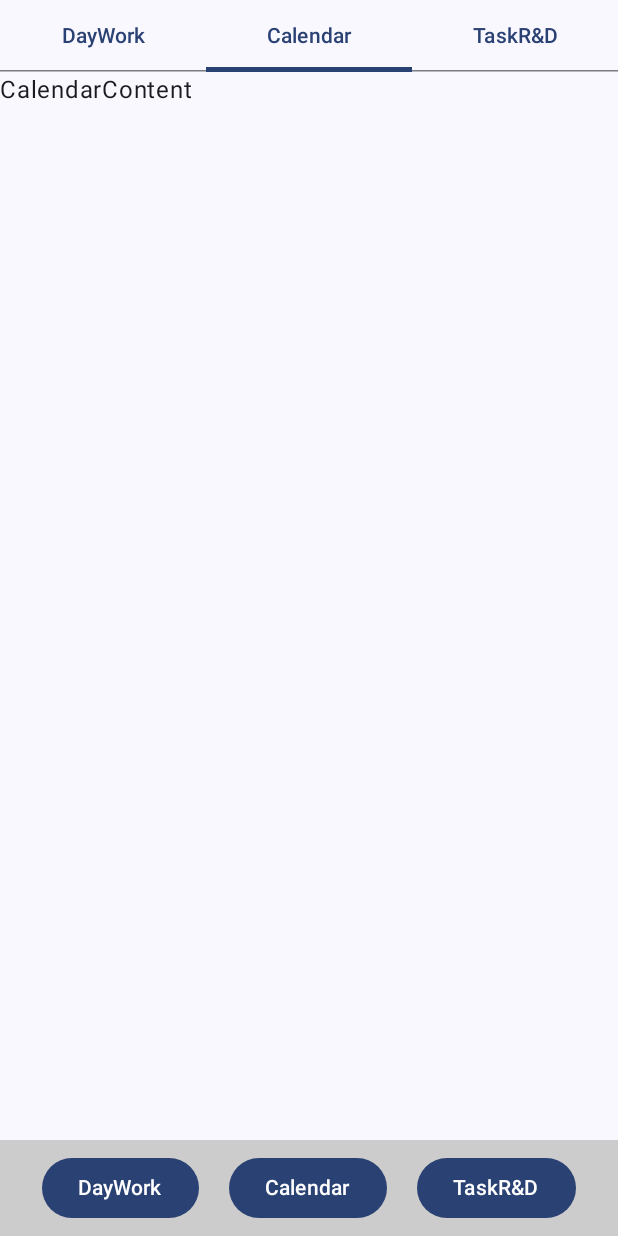
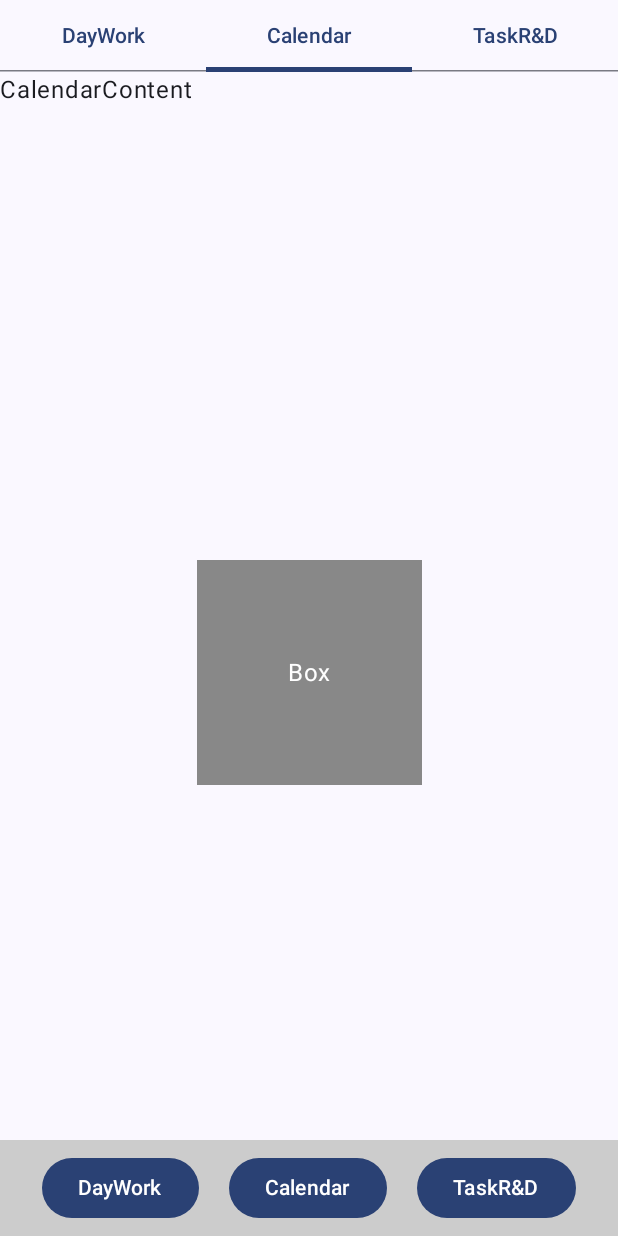
Before and after one commit to taxy47/buildYourLife, an Android app built with Jetpack Compose: the screen it shows after launch (MainActivity), tab 2 chosen, on a phone screen of 412 x 824 dp. Run offline under Robolectric (Android 15) with nearby library versions, the phone set to English and light mode, and no system bars.

Commit message:
[feature]: tabs change using bottomBar

```diff
--- a/app/src/main/java/com/example/buildyourself/MainActivity.kt
+++ b/app/src/main/java/com/example/buildyourself/MainActivity.kt
@@ -4,16 +4,22 @@ import android.os.Bundle
 import androidx.activity.ComponentActivity
 import androidx.activity.compose.setContent
 import androidx.activity.enableEdgeToEdge
+import androidx.compose.animation.core.animateFloatAsState
 import androidx.compose.foundation.background
+import androidx.compose.foundation.gestures.detectDragGestures
+import androidx.compose.foundation.gestures.detectTapGestures
 import androidx.compose.foundation.layout.Arrangement
 import androidx.compose.foundation.layout.Box
 import androidx.compose.foundation.layout.Column
 import androidx.compose.foundation.layout.Row
+import androidx.compose.foundation.layout.WindowInsets
+import androidx.compose.foundation.layout.asPaddingValues
 import androidx.compose.foundation.layout.fillMaxSize
 import androidx.compose.foundation.layout.fillMaxWidth
 import androidx.compose.foundation.layout.offset
 import androidx.compose.foundation.layout.padding
 import androidx.compose.foundation.layout.size
+import androidx.compose.foundation.layout.statusBars
 import androidx.compose.foundation.lazy.LazyColumn
 import androidx.compose.material3.Button
 import androidx.compose.material3.Scaffold
@@ -22,14 +28,23 @@ import androidx.compose.material3.TabRow
 import androidx.compose.material3.Text
 import androidx.compose.runtime.Composable
 import androidx.compose.runtime.getValue
+import androidx.compose.runtime.mutableFloatStateOf
 import androidx.compose.runtime.mutableIntStateOf
+import androidx.compose.runtime.mutableStateOf
 import androidx.compose.runtime.remember
 import androidx.compose.runtime.setValue
+import androidx.compose.ui.Alignment
 import androidx.compose.ui.Modifier
+import androidx.compose.ui.draw.scale
 import androidx.compose.ui.graphics.Color
+import androidx.compose.ui.input.pointer.pointerInput
 import androidx.compose.ui.tooling.preview.Preview
+import androidx.compose.ui.unit.IntOffset
 import androidx.compose.ui.unit.dp
 import com.example.buildyourself.ui.theme.BuildYourselfTheme
+import kotlinx.coroutines.selects.select
+import kotlin.math.roundToInt
+import kotlin.random.Random
 
 class MainActivity : ComponentActivity() {
     override fun onCreate(savedInstanceState: Bundle?) {
@@ -37,15 +52,21 @@ class MainActivity : ComponentActivity() {
         enableEdgeToEdge()
         setContent {
             BuildYourselfTheme {
+                var selectedTab by remember { mutableIntStateOf(0) }
                 Scaffold(
                     modifier = Modifier.fillMaxSize(),
-                    bottomBar = { BottomBar() }
+                    bottomBar = { BottomBar(
+                        selectedTab = selectedTab,
+                        onTabSelected = { selectedTab = it}
+                    ) }
                 ) { innerPadding ->
                     Box(modifier = Modifier.padding(innerPadding)) {
-                        TabScreen()
+
                     }
-                    val x = innerPadding
-//                    InnerContent()
+                    TabScreen(
+                        selectedTab = selectedTab,
+                        onTabSelected = { selectedTab = it }
+                    )
                 }
             }
         }
@@ -54,7 +75,18 @@ class MainActivity : ComponentActivity() {
 
 @Composable
 fun InnerContent() {
-    ScrollingContent()
+//    var selectedTab by remember { mutableIntStateOf(0) }
+//    Column {
+//        TabScreen(
+//            selectedTab = selectedTab,
+//            onTabSelected = { selectedTab = it }
+//        )
+//
+//        Button(onClick = { selectedTab = 1 }) {
+//            Text("跳转到 TaskR&D")
+//        }
+//    }
+//    ScrollingContent()
 }
 
 @Composable
@@ -70,27 +102,33 @@ fun ScrollingContent() {
         }
     }
 }
+
 @Composable
-fun TabScreen() {
-    var selectedTab by remember { mutableIntStateOf(0) }
-    val tabTitles = listOf("DayWork", "Calendar", "TaskR&D")
+fun TabScreen(
+    selectedTab: Int,
+    onTabSelected: (Int) -> Unit
+) {
+    val tabs = listOf("DayWork", "Calendar", "TaskR&D")
 
-    Column(modifier = Modifier.fillMaxSize()) {
+    Column(
+        modifier = Modifier
+            .fillMaxSize()
+            .padding(top = WindowInsets.statusBars.asPaddingValues().calculateTopPadding())
+    ) {
         TabRow(selectedTabIndex = selectedTab) {
-            tabTitles.forEachIndexed { index, title ->
+            tabs.forEachIndexed { index, title ->
                 Tab(
                     selected = selectedTab == index,
-                    onClick = { selectedTab = index },
+                    onClick = { onTabSelected(index) },
                     text = { Text(title) }
                 )
             }
         }
 
-        // 根据 selectedTab 显示不同内容
         when (selectedTab) {
-            0 -> ScrollingContent() // DayWork
-            1 -> CalendarContent()  // Calendar
-            2 -> TaskContent()      // TaskR&D
+            0 -> ScrollingContent()
+            1 -> CalendarContent()
+            2 -> TaskContent()
         }
     }
 }
@@ -106,21 +144,25 @@ fun TaskContent() {
 fun CalendarContent() {
 //    TODO("Not yet implemented")
     Text("CalendarContent")
+    MultiGestureBox()
 }
 
 
 @Composable
-fun BottomBar() {
+fun BottomBar(
+    selectedTab: Int,
+    onTabSelected: (Int) -> Unit
+) {
     Row(
         modifier = Modifier
             .fillMaxWidth() // 占满底部横向空间
             .background(Color.LightGray)
             .padding(8.dp),
-        horizontalArrangement = Arrangement.SpaceEvenly // 按钮等距分布
+        horizontalArrangement = Arrangement.SpaceEvenly, // 按钮等距分布
     ) {
-        Button(onClick = {}) { Text("DayWork") }
-        Button(onClick = {}) { Text("Calendar") }
-        Button(onClick = {}) { Text("TaskR&D") }
+        Button(onClick = { onTabSelected(0) }) { Text("DayWork") }
+        Button(onClick = { onTabSelected(1) }) { Text("Calendar") }
+        Button(onClick = { onTabSelected(2) }) { Text("TaskR&D") }
     }
 }
 
@@ -154,6 +196,70 @@ fun MyApp() {
     }
 }
 
+@Composable
+fun MultiGestureBox() {
+    var color by remember { mutableStateOf(Color.Gray) }
+    var scale by remember { mutableFloatStateOf(1f) }
+    var offsetX by remember { mutableFloatStateOf(0f) }
+    var offsetY by remember { mutableFloatStateOf(0f) }
+    var message by remember { mutableStateOf("请试试点击、双击、长按或拖动") }
+
+    val animatedScale by animateFloatAsState(targetValue = scale)
+
+    Box(
+        modifier = Modifier.fillMaxSize(),
+        contentAlignment = Alignment.Center
+    ) {
+        Box(
+            modifier = Modifier
+                .offset { IntOffset(offsetX.roundToInt(), offsetY.roundToInt()) }
+                .size(150.dp)
+                .scale(animatedScale)
+                .background(color)
+                // Tap gestures: 单击、双击、长按
+                .pointerInput(Unit) {
+                    detectTapGestures(
+                        onTap = {
+                            message = "👆 单击！"
+                        },
+                        onDoubleTap = {
+                            color = Color(
+                                Random.nextFloat(),
+                                Random.nextFloat(),
+                                Random.nextFloat()
+                            )
+                            message = "💡 双击改变颜色！"
+                        },
+                        onLongPress = {
+                            scale = 1.3f
+                            message = "⏱ 长按放大"
+                        },
+                        onPress = {
+                            tryAwaitRelease()
+                            scale = 1f // 松开后恢复
+                        }
+                    )
+                }
+                // Drag gesture: 拖拽移动
+                .pointerInput(Unit) {
+                    detectDragGestures { change, dragAmount ->
+                        change.consume()
+                        offsetX += dragAmount.x
+                        offsetY += dragAmount.y
+                        message = "➡️ 拖动中..."
+                    }
+                },
+            contentAlignment = Alignment.Center
+        ) {
+            Text(text = "Box", color = Color.White)
+        }
+
+        Text(
+            text = message,
+            modifier = Modifier.align(Alignment.BottomCenter)
+        )
+    }
+}
 
 
 @Composable
```
